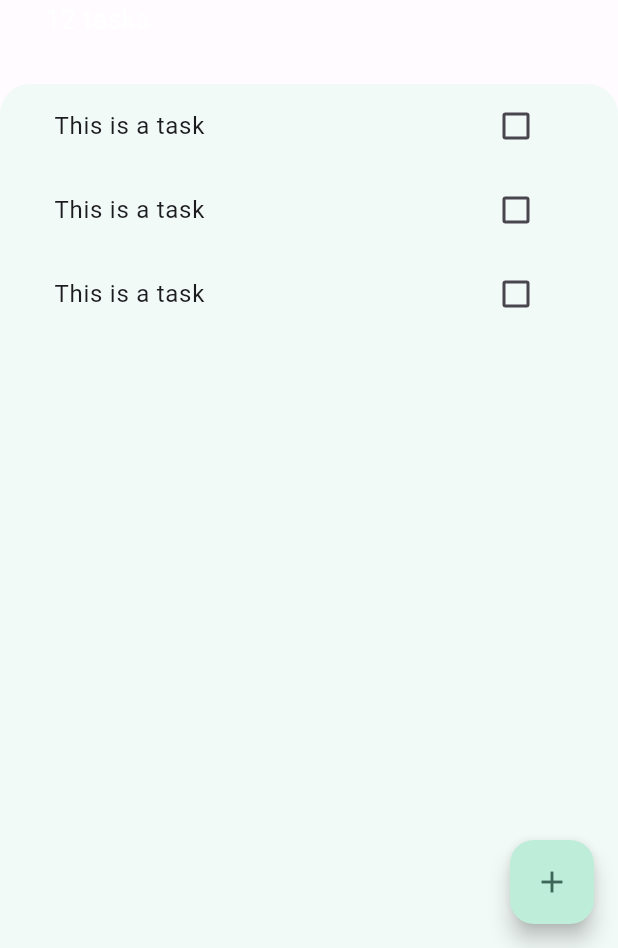
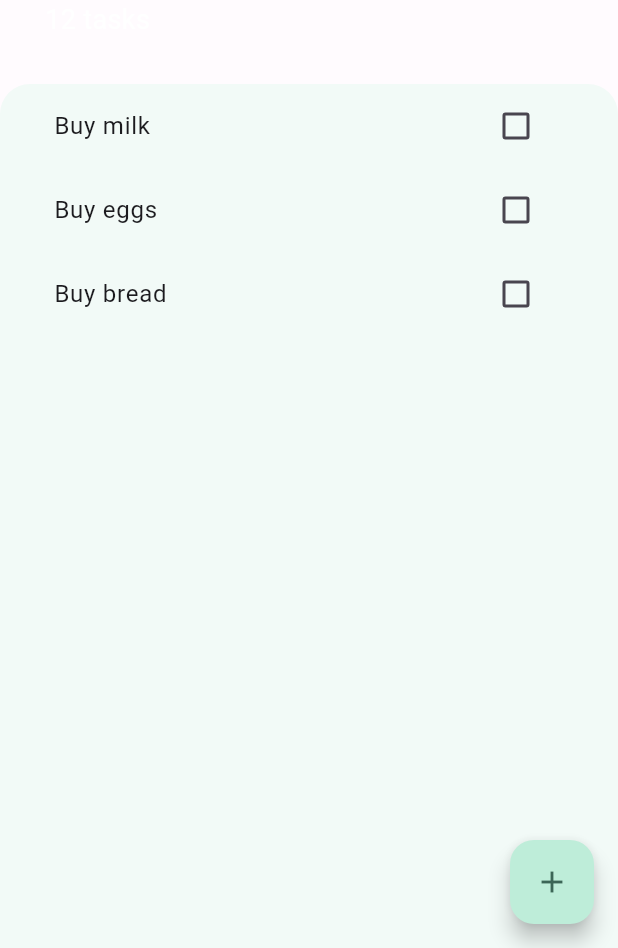
Before and after one commit to Artwot/todoey, a Flutter app: the screen it shows after launch, on a phone screen of 412 x 824 dp, the part 288-1236 px from its top. Run offline on Flutter 3.47's test engine with Material 2 defaults, Android fonts, the phone set to English and light mode, and no system bars.

Commit message:
Update ListView to ListView.builder

```diff
--- a/lib/screens/tasks_screen.dart
+++ b/lib/screens/tasks_screen.dart
@@ -75,7 +75,7 @@ class TasksScreen extends StatelessWidget {
                   topRight: Radius.circular(20.0),
                 ),
               ),
-              child: const TasksList(),
+              child: TasksList(),
             ),
           )
         ],
--- a/lib/widgets/task_tile.dart
+++ b/lib/widgets/task_tile.dart
@@ -1,53 +1,30 @@
 import 'package:flutter/material.dart';
 
-class TaskTile extends StatefulWidget {
+class TaskTile extends StatelessWidget {
   const TaskTile({
     super.key,
+    required this.taskTitle,
+    required this.isChecked,
+    required this.checkboxCallback,
   });
 
-  @override
-  State<TaskTile> createState() => _TaskTileState();
-}
-
-class _TaskTileState extends State<TaskTile> {
-  bool isChecked = false;
+  final String taskTitle;
+  final bool isChecked;
+  final Function(bool?) checkboxCallback;
 
   @override
   Widget build(BuildContext context) {
     return ListTile(
       title: Text(
-        'This is a task',
+        taskTitle,
         style: TextStyle(
           decoration: isChecked ? TextDecoration.lineThrough : null,
         ),
       ),
-      trailing: TaskCheckbox(
-        checkboxState: isChecked,
-        toggleCheckboxState: (bool? checkboxState) {
-          setState(() {
-            isChecked = checkboxState ?? true;
-          });
-        },
+      trailing: Checkbox(
+        value: isChecked,
+        onChanged: checkboxCallback,
       ),
     );
   }
 }
-
-class TaskCheckbox extends StatelessWidget {
-  const TaskCheckbox({
-    super.key,
-    required this.checkboxState,
-    required this.toggleCheckboxState,
-  });
-
-  final bool checkboxState;
-  final Function(bool?) toggleCheckboxState;
-
-  @override
-  Widget build(BuildContext context) {
-    return Checkbox(
-      value: checkboxState,
-      onChanged: toggleCheckboxState,
-    );
-  }
-}
--- a/lib/widgets/tasks_list.dart
+++ b/lib/widgets/tasks_list.dart
@@ -1,18 +1,37 @@
 import 'package:flutter/material.dart';
 
+import '../models/task.dart';
 import 'task_tile.dart';
 
-class TasksList extends StatelessWidget {
-  const TasksList({super.key});
+class TasksList extends StatefulWidget {
+  TasksList({super.key});
+
+  @override
+  State<TasksList> createState() => _TasksListState();
+}
+
+class _TasksListState extends State<TasksList> {
+  List<Task> tasks = [
+    Task(name: 'Buy milk'),
+    Task(name: 'Buy eggs'),
+    Task(name: 'Buy bread'),
+  ];
 
   @override
   Widget build(BuildContext context) {
-    return ListView(
-      children: const [
-        TaskTile(),
-        TaskTile(),
-        TaskTile(),
-      ],
+    return ListView.builder(
+      itemBuilder: (context, index) {
+        return TaskTile(
+          taskTitle: tasks[index].name,
+          isChecked: tasks[index].isDone,
+          checkboxCallback: (checkboxState) {
+            setState(() {
+              tasks[index].toggleDone();
+            });
+          },
+        );
+      },
+      itemCount: tasks.length,
     );
   }
 }
```
